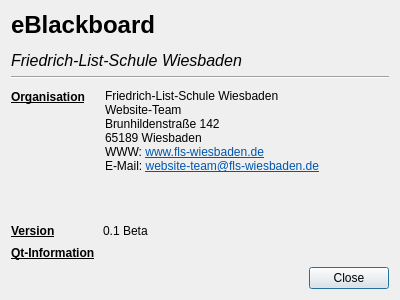
Qt form VPlanClient/ui/about.ui (FLS-Wiesbaden/eBB-Client) before a commit.
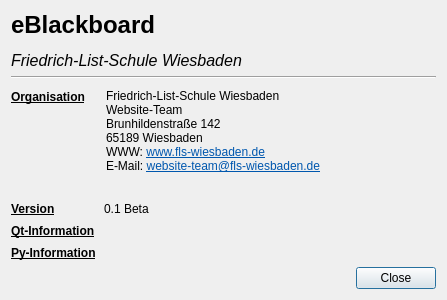
The same form after that commit. Icons and pictures are not drawn.

Commit message: refs #252: first load of page when eBB is really started. Changed about ui ;)

Patch:
```diff
--- a/VPlanClient/ui/about.ui
+++ b/VPlanClient/ui/about.ui
@@ -9,7 +9,7 @@
    <rect>
     <x>0</x>
     <y>0</y>
-    <width>400</width>
+    <width>447</width>
     <height>300</height>
    </rect>
   </property>
@@ -103,14 +103,14 @@
         <string>&lt;!DOCTYPE HTML PUBLIC &quot;-//W3C//DTD HTML 4.0//EN&quot; &quot;http://www.w3.org/TR/REC-html40/strict.dtd&quot;&gt;
 &lt;html&gt;&lt;head&gt;&lt;meta name=&quot;qrichtext&quot; content=&quot;1&quot; /&gt;&lt;style type=&quot;text/css&quot;&gt;
 p, li { white-space: pre-wrap; }
-&lt;/style&gt;&lt;/head&gt;&lt;body style=&quot; font-family:'DejaVu Sans'; font-size:9pt; font-weight:400; font-style:normal;&quot;&gt;
-&lt;p style=&quot; margin-top:0px; margin-bottom:0px; margin-left:0px; margin-right:0px; -qt-block-indent:0; text-indent:0px;&quot;&gt;Friedrich-List-Schule Wiesbaden&lt;/p&gt;
-&lt;p style=&quot; margin-top:0px; margin-bottom:0px; margin-left:0px; margin-right:0px; -qt-block-indent:0; text-indent:0px;&quot;&gt;Website-Team&lt;/p&gt;
-&lt;p style=&quot; margin-top:0px; margin-bottom:0px; margin-left:0px; margin-right:0px; -qt-block-indent:0; text-indent:0px;&quot;&gt;Brunhildenstraße 142&lt;/p&gt;
-&lt;p style=&quot; margin-top:0px; margin-bottom:0px; margin-left:0px; margin-right:0px; -qt-block-indent:0; text-indent:0px;&quot;&gt;65189 Wiesbaden&lt;/p&gt;
-&lt;p style=&quot; margin-top:0px; margin-bottom:0px; margin-left:0px; margin-right:0px; -qt-block-indent:0; text-indent:0px;&quot;&gt;WWW: &lt;a href=&quot;http://www.fls-wiesbaden.de&quot;&gt;&lt;span style=&quot; text-decoration: underline; color:#0057ae;&quot;&gt;www.fls-wiesbaden.de&lt;/span&gt;&lt;/a&gt;&lt;/p&gt;
-&lt;p style=&quot; margin-top:0px; margin-bottom:0px; margin-left:0px; margin-right:0px; -qt-block-indent:0; text-indent:0px;&quot;&gt;E-Mail: &lt;a href=&quot;mailto:website-team@fls-wiesbaden.de&quot;&gt;&lt;span style=&quot; text-decoration: underline; color:#0057ae;&quot;&gt;website-team@fls-wiesbaden.de&lt;/span&gt;&lt;/a&gt;&lt;/p&gt;
-&lt;p style=&quot;-qt-paragraph-type:empty; margin-top:0px; margin-bottom:0px; margin-left:0px; margin-right:0px; -qt-block-indent:0; text-indent:0px; text-decoration: underline; color:#0057ae;&quot;&gt;&lt;br /&gt;&lt;/p&gt;&lt;/body&gt;&lt;/html&gt;</string>
+&lt;/style&gt;&lt;/head&gt;&lt;body style=&quot; font-family:'Sans Serif'; font-size:9pt; font-weight:400; font-style:normal;&quot;&gt;
+&lt;p style=&quot; margin-top:0px; margin-bottom:0px; margin-left:0px; margin-right:0px; -qt-block-indent:0; text-indent:0px;&quot;&gt;&lt;span style=&quot; font-family:'DejaVu Sans';&quot;&gt;Friedrich-List-Schule Wiesbaden&lt;/span&gt;&lt;/p&gt;
+&lt;p style=&quot; margin-top:0px; margin-bottom:0px; margin-left:0px; margin-right:0px; -qt-block-indent:0; text-indent:0px;&quot;&gt;&lt;span style=&quot; font-family:'DejaVu Sans';&quot;&gt;Website-Team&lt;/span&gt;&lt;/p&gt;
+&lt;p style=&quot; margin-top:0px; margin-bottom:0px; margin-left:0px; margin-right:0px; -qt-block-indent:0; text-indent:0px;&quot;&gt;&lt;span style=&quot; font-family:'DejaVu Sans';&quot;&gt;Brunhildenstraße 142&lt;/span&gt;&lt;/p&gt;
+&lt;p style=&quot; margin-top:0px; margin-bottom:0px; margin-left:0px; margin-right:0px; -qt-block-indent:0; text-indent:0px;&quot;&gt;&lt;span style=&quot; font-family:'DejaVu Sans';&quot;&gt;65189 Wiesbaden&lt;/span&gt;&lt;/p&gt;
+&lt;p style=&quot; margin-top:0px; margin-bottom:0px; margin-left:0px; margin-right:0px; -qt-block-indent:0; text-indent:0px;&quot;&gt;&lt;span style=&quot; font-family:'DejaVu Sans';&quot;&gt;WWW: &lt;/span&gt;&lt;a href=&quot;http://www.fls-wiesbaden.de&quot;&gt;&lt;span style=&quot; font-family:'DejaVu Sans'; text-decoration: underline; color:#0057ae;&quot;&gt;www.fls-wiesbaden.de&lt;/span&gt;&lt;/a&gt;&lt;/p&gt;
+&lt;p style=&quot; margin-top:0px; margin-bottom:0px; margin-left:0px; margin-right:0px; -qt-block-indent:0; text-indent:0px;&quot;&gt;&lt;span style=&quot; font-family:'DejaVu Sans';&quot;&gt;E-Mail: &lt;/span&gt;&lt;a href=&quot;mailto:website-team@fls-wiesbaden.de&quot;&gt;&lt;span style=&quot; font-family:'DejaVu Sans'; text-decoration: underline; color:#0057ae;&quot;&gt;website-team@fls-wiesbaden.de&lt;/span&gt;&lt;/a&gt;&lt;/p&gt;
+&lt;p style=&quot;-qt-paragraph-type:empty; margin-top:0px; margin-bottom:0px; margin-left:0px; margin-right:0px; -qt-block-indent:0; text-indent:0px; font-family:'DejaVu Sans'; text-decoration: underline; color:#0057ae;&quot;&gt;&lt;br /&gt;&lt;/p&gt;&lt;/body&gt;&lt;/html&gt;</string>
        </property>
        <property name="textInteractionFlags">
         <set>Qt::LinksAccessibleByMouse</set>
@@ -204,6 +204,45 @@
        </property>
       </widget>
      </item>
+     <item row="5" column="0">
+      <widget class="QLabel" name="labPy">
+       <property name="font">
+        <font>
+         <weight>75</weight>
+         <bold>true</bold>
+         <underline>true</underline>
+        </font>
+       </property>
+       <property name="text">
+        <string>Py-Information</string>
+       </property>
+      </widget>
+     </item>
+     <item row="5" column="1">
+      <widget class="QLineEdit" name="textVersionPy">
+       <property name="focusPolicy">
+        <enum>Qt::NoFocus</enum>
+       </property>
+       <property name="contextMenuPolicy">
+        <enum>Qt::NoContextMenu</enum>
+       </property>
+       <property name="styleSheet">
+        <string notr="true">background-color: transparent;</string>
+       </property>
+       <property name="text">
+        <string notr="true"/>
+       </property>
+       <property name="frame">
+        <bool>false</bool>
+       </property>
+       <property name="readOnly">
+        <bool>true</bool>
+       </property>
+       <property name="placeholderText">
+        <string notr="true"/>
+       </property>
+      </widget>
+     </item>
     </layout>
    </item>
    <item>
```
Left out of the diff: 4 changed lines with no effect on the pictures. The commit also changes 2 other files.
